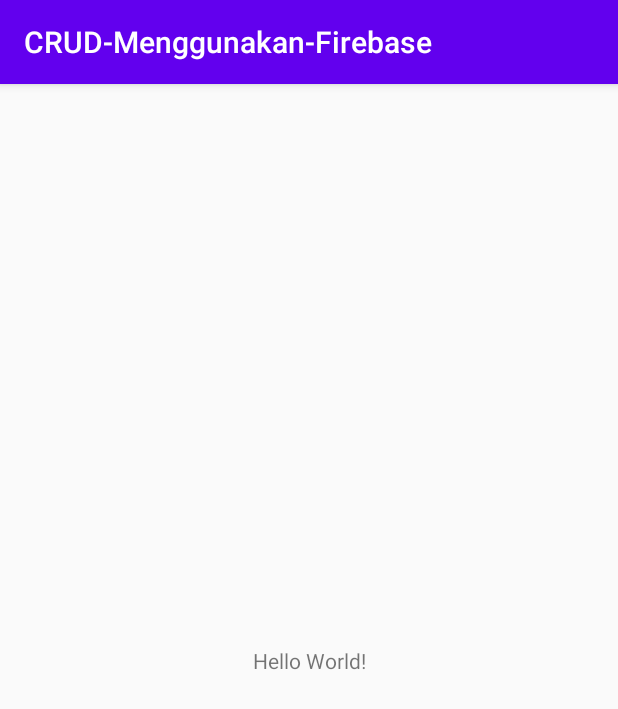
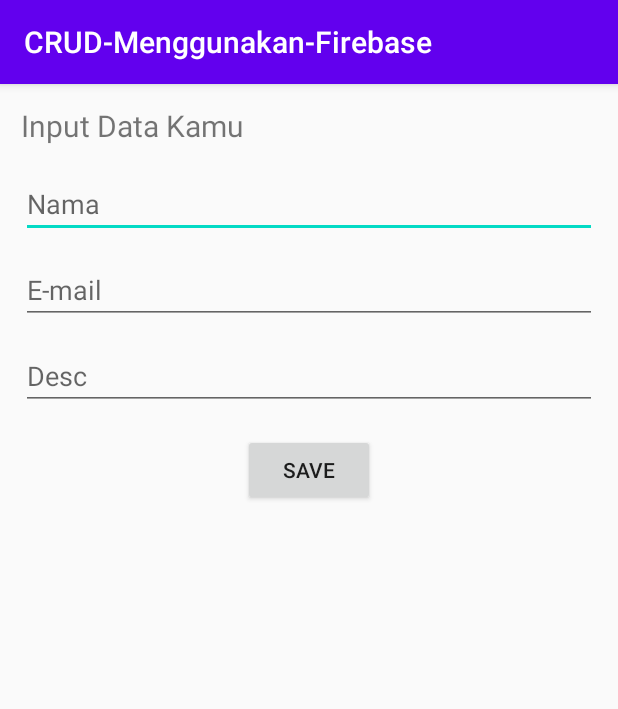
Before and after one commit to wadeveloper2020/CRUD-Menggunakan-Firebase, an Android app: the screen it shows after launch (MainActivity), on a phone screen of 412 x 824 dp. Shown: the top 709 px of the screen. Run offline under Robolectric (Android 15) with nearby library versions, the phone set to English and light mode, and no system bars; our stand-ins replace Firebase (no records; nobody signed in at launch, a user with empty details on screens opened directly).

Commit message:
menambahkan function pada class mainactivity.java

```diff
--- a/app/build.gradle
+++ b/app/build.gradle
@@ -1,4 +1,5 @@
 apply plugin: 'com.android.application'
+apply plugin: 'com.google.gms.google-services'
 
 android {
     compileSdkVersion 29
@@ -28,6 +29,7 @@ dependencies {
 
     implementation 'androidx.appcompat:appcompat:1.1.0'
     implementation 'androidx.constraintlayout:constraintlayout:1.1.3'
+    implementation 'com.google.firebase:firebase-database:19.2.1'
     testImplementation 'junit:junit:4.12'
     androidTestImplementation 'androidx.test.ext:junit:1.1.1'
     androidTestImplementation 'androidx.test.espresso:espresso-core:3.2.0'
--- a/app/src/main/java/com/example/crud_menggunakan_firebase/MainActivity.java
+++ b/app/src/main/java/com/example/crud_menggunakan_firebase/MainActivity.java
@@ -2,13 +2,99 @@ package com.example.crud_menggunakan_firebase;
 
 import androidx.appcompat.app.AppCompatActivity;
 
+import android.app.ProgressDialog;
+import android.nfc.Tag;
 import android.os.Bundle;
+import android.util.Log;
+import android.view.View;
+import android.widget.Button;
+import android.widget.EditText;
+import android.widget.Toast;
+
+import com.google.android.gms.tasks.OnSuccessListener;
+import com.google.firebase.FirebaseTooManyRequestsException;
+import com.google.firebase.database.DataSnapshot;
+import com.google.firebase.database.DatabaseError;
+import com.google.firebase.database.DatabaseReference;
+import com.google.firebase.database.FirebaseDatabase;
+import com.google.firebase.database.ValueEventListener;
 
 public class MainActivity extends AppCompatActivity {
 
+    private static final String TAG = "wadev";
+    private DatabaseReference databaseReference;
+
+    private EditText etnama, etemail, etdesc;
+    private Button btn_save;
+
+    private ProgressDialog loading;
     @Override
     protected void onCreate(Bundle savedInstanceState) {
         super.onCreate(savedInstanceState);
         setContentView(R.layout.activity_main);
+
+        databaseReference = FirebaseDatabase.getInstance().getReference();
+
+        etnama = findViewById(R.id.editnama);
+        etemail = findViewById(R.id.editemail);
+        etdesc = findViewById(R.id.editdesc);
+        btn_save = findViewById(R.id.btn_save);
+
+        btn_save.setOnClickListener(new View.OnClickListener() {
+            @Override
+            public void onClick(View view) {
+
+                String Snama = etnama.getText().toString();
+                String Semail = etemail.getText().toString();
+                String Sdesc = etdesc.getText().toString();
+
+                if (btn_save.getText().equals("Save")){
+
+                if (Snama.equals("")){
+                    etnama.setError("Silahkan masukan nama yang berbeda!");
+                    etnama.requestFocus();
+                }else if (Semail.equals("")){
+                    etemail.setError("Silakan masukan email yang berbeda!");
+                    etemail.requestFocus();
+                }else if (Sdesc.equals("")){
+                    etdesc.setError("Silahkan masukan deskripsi yang berbeda!");
+                }else {
+                    loading = ProgressDialog.show(MainActivity.this,
+                            null,
+                            "Please Wait...",
+                            true,
+                            false);
+
+
+                    submitUser(new RequestData(
+                            Snama.toLowerCase(),
+                            Semail.toLowerCase(),
+                            Sdesc.toLowerCase()));
+                }
+                }
+            }
+        });
+    }
+    private void submitUser(RequestData requests){
+        databaseReference.child("Requests")
+                .push()
+                .setValue(requests)
+                .addOnSuccessListener(this, new OnSuccessListener<Void>() {
+                    @Override
+                    public void onSuccess(Void aVoid) {
+
+                        loading.dismiss();
+
+                        etnama.setText("");
+                        etemail.setText("");
+                        etdesc.setText("");
+
+                        Toast.makeText(MainActivity.this,
+                                "Data Berhasil di Tambahkan",
+                                Toast.LENGTH_SHORT).show();
+
+                    }
+    });
+
     }
 }
--- a/app/src/main/res/layout/activity_main.xml
+++ b/app/src/main/res/layout/activity_main.xml
@@ -1,18 +1,55 @@
 <?xml version="1.0" encoding="utf-8"?>
-<androidx.constraintlayout.widget.ConstraintLayout xmlns:android="http://schemas.android.com/apk/res/android"
+<LinearLayout
+    xmlns:android="http://schemas.android.com/apk/res/android"
     xmlns:app="http://schemas.android.com/apk/res-auto"
     xmlns:tools="http://schemas.android.com/tools"
     android:layout_width="match_parent"
-    android:layout_height="match_parent"
+    android:layout_height="wrap_content"
+    android:orientation="vertical"
+    android:padding="14dp"
     tools:context=".MainActivity">
 
+
     <TextView
+        android:id="@+id/textView"
         android:layout_width="wrap_content"
         android:layout_height="wrap_content"
-        android:text="Hello World!"
-        app:layout_constraintBottom_toBottomOf="parent"
-        app:layout_constraintLeft_toLeftOf="parent"
-        app:layout_constraintRight_toRightOf="parent"
-        app:layout_constraintTop_toTopOf="parent" />
+        android:layout_marginBottom="16dp"
+        android:layout_weight="1"
+        android:textSize="20sp"
+        android:text="Input Data Kamu" />
 
-</androidx.constraintlayout.widget.ConstraintLayout>
+
+
+    <EditText
+        android:id="@+id/editnama"
+        android:layout_width="match_parent"
+        android:layout_height="wrap_content"
+        android:layout_weight="1"
+        android:hint="Nama" />
+
+    <EditText
+        android:id="@+id/editemail"
+        android:layout_width="match_parent"
+        android:layout_height="wrap_content"
+        android:layout_weight="1"
+        android:layout_marginTop="12dp"
+        android:hint="E-mail" />
+
+    <EditText
+        android:id="@+id/editdesc"
+        android:layout_width="match_parent"
+        android:layout_height="wrap_content"
+        android:layout_weight="1"
+        android:layout_marginTop="12dp"
+        android:hint="Desc"/>
+
+    <Button
+        android:id="@+id/btn_save"
+        android:layout_width="wrap_content"
+        android:layout_height="wrap_content"
+        android:layout_weight="1"
+        android:layout_gravity="center"
+        android:layout_marginTop="16dp"
+        android:text="Save" />
+</LinearLayout>
--- a/build.gradle
+++ b/build.gradle
@@ -9,6 +9,7 @@ buildscript {
     }
     dependencies {
         classpath 'com.android.tools.build:gradle:3.6.2'
+        classpath 'com.google.gms:google-services:4.3.3'
 
 
         // NOTE: Do not place your application dependencies here; they belong
```
Also changed, not shown: app/src/main/java/com/example/crud_menggunakan_firebase/RequestData.java (added, +60 -0 lines), 1 other file.
